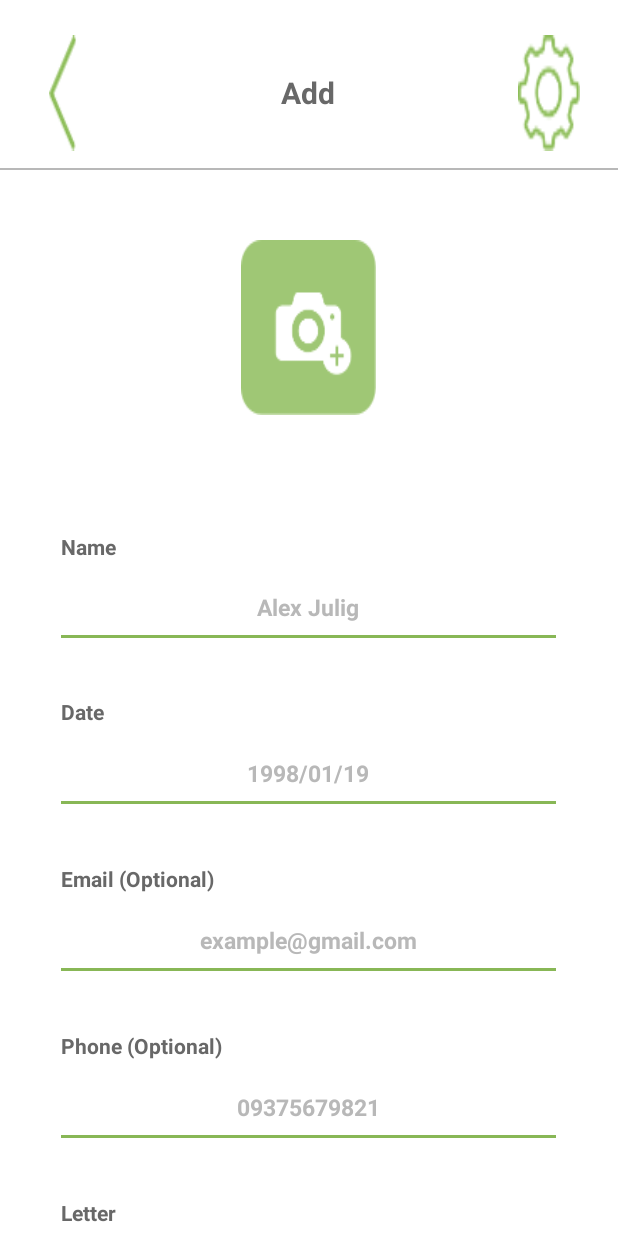
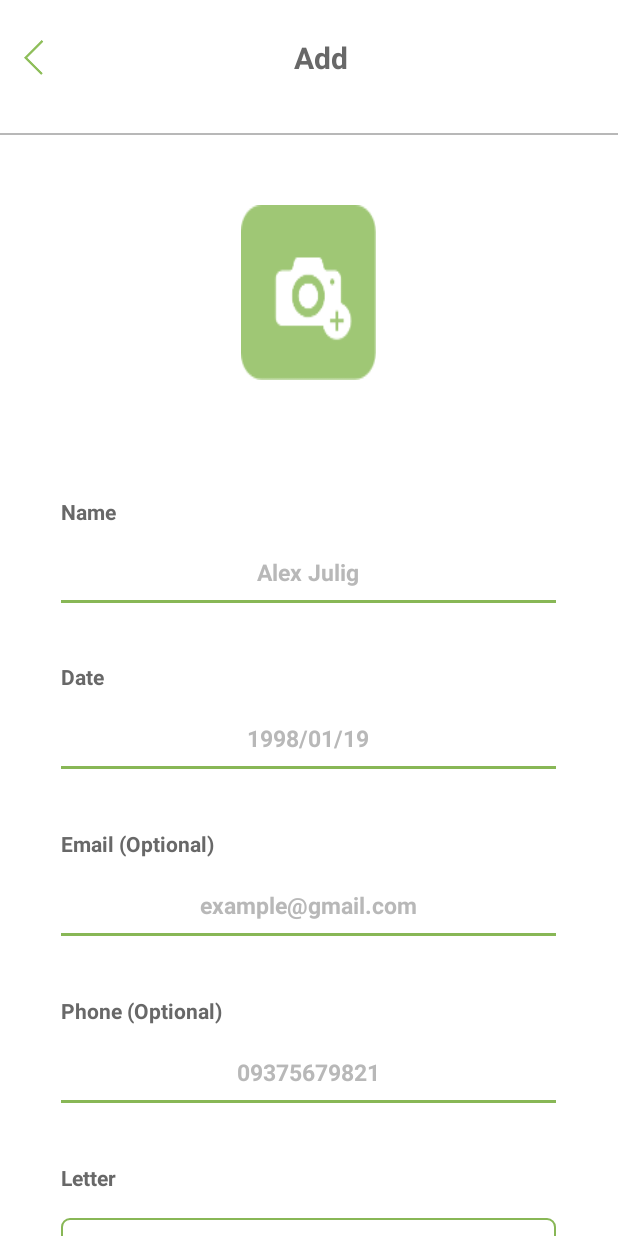
Before and after one commit to SeedS-Startup/SeedS_BirthdayReminder, an Android app: the AddBirthdayActivity screen opened directly, with no data from a screen before it, on a phone screen of 412 x 824 dp. Run offline under Robolectric (Android 15) with nearby library versions, the phone set to English and light mode, and no system bars.

Commit message:
mohammad - push - some fixes2

```diff
--- a/Android Application/app/src/main/java/com/seeds/seeds_birthdayreminder/Activity/AddBirthdayActivity.java
+++ b/Android Application/app/src/main/java/com/seeds/seeds_birthdayreminder/Activity/AddBirthdayActivity.java
@@ -29,10 +29,6 @@ public class AddBirthdayActivity extends AppCompatActivity {
         Helper.addBirthday_back.setOnClickListener(v -> {
             finish();
             startActivity(new Intent(AddBirthdayActivity.this, MainActivity.class));
-        });
-        Helper.addBirthday_setting.setOnClickListener(v -> {
-            finish();
-            startActivity(new Intent(AddBirthdayActivity.this, SettingActivity.class));
         });
         Helper.addBirthday_date.setOnClickListener(v -> {
 
@@ -77,8 +73,7 @@ public class AddBirthdayActivity extends AppCompatActivity {
         Helper.addBirthday_letter = findViewById(R.id.addBirthday_letter);
         Helper.addBirthday_age = findViewById(R.id.addBirthday_age);
         Helper.addBirthday_relation = findViewById(R.id.addBirthday_relation);
-        Helper.addBirthday_setting = findViewById(R.id.main_setting_icon);
-        Helper.addBirthday_back = findViewById(R.id.main_back_icon);
+        Helper.addBirthday_back = findViewById(R.id.addBirthday_back);
         Helper.addBirthday_saveBtn = findViewById(R.id.add_birthday_save);
     }
 }
--- a/Android Application/app/src/main/java/com/seeds/seeds_birthdayreminder/Fragment/CalendarFragment.java
+++ b/Android Application/app/src/main/java/com/seeds/seeds_birthdayreminder/Fragment/CalendarFragment.java
@@ -4,6 +4,7 @@ package com.seeds.seeds_birthdayreminder.Fragment;
 import android.os.Bundle;
 import android.support.v4.app.Fragment;
 import android.support.v7.widget.LinearLayoutManager;
+import android.util.Log;
 import android.view.LayoutInflater;
 import android.view.View;
 import android.view.ViewGroup;
@@ -29,6 +30,8 @@ public class CalendarFragment extends Fragment {
         Helper.mainActivity_leftIcon.setVisibility(View.INVISIBLE);
         Helper.mainActivity_centerText.setText("Calendar");
         tuneRecyclerView(view);
+        Helper.mainActivity_leftLayoutIcon.setImageResource(R.mipmap.birthday_grey);
+        Helper.mainActivity_rightLayoutIcon.setImageResource(R.mipmap.calendar_green);
         return view;
     }
 
--- a/Android Application/app/src/main/java/com/seeds/seeds_birthdayreminder/Fragment/ListFragment.java
+++ b/Android Application/app/src/main/java/com/seeds/seeds_birthdayreminder/Fragment/ListFragment.java
@@ -3,6 +3,7 @@ package com.seeds.seeds_birthdayreminder.Fragment;
 import android.os.Bundle;
 import android.support.v4.app.Fragment;
 import android.support.v7.widget.LinearLayoutManager;
+import android.util.Log;
 import android.view.LayoutInflater;
 import android.view.View;
 import android.view.ViewGroup;
@@ -26,6 +27,9 @@ public class ListFragment extends Fragment {
         Helper.mainActivity_leftIcon.setVisibility(View.INVISIBLE);
         Helper.mainActivity_centerText.setText("Up Coming");
         tuneRecyclerView(view);
+        Helper.mainActivity_leftLayoutIcon.setImageResource(R.mipmap.birthday_green);
+        Helper.mainActivity_rightLayoutIcon.setImageResource(R.mipmap.calendar_grey);
+
         return view;
     }
 
--- a/Android Application/app/src/main/java/com/seeds/seeds_birthdayreminder/Technical/Helper.java
+++ b/Android Application/app/src/main/java/com/seeds/seeds_birthdayreminder/Technical/Helper.java
@@ -3,6 +3,7 @@ package com.seeds.seeds_birthdayreminder.Technical;
 import android.support.design.widget.FloatingActionButton;
 import android.support.v7.widget.RecyclerView;
 import android.widget.EditText;
+import android.widget.ImageButton;
 import android.widget.ImageView;
 import android.widget.LinearLayout;
 import android.widget.TextView;
@@ -14,6 +15,9 @@ public class Helper {
     public static ImageView mainActivity_setting;
     public static ImageView mainActivity_leftIcon;
     public static TextView mainActivity_centerText;
+    public static ImageView mainActivity_rightLayoutIcon;
+    public static ImageView mainActivity_leftLayoutIcon;
+
 
     public static EditText addBirthday_name;
     public static TextView addBirthday_date;
@@ -22,7 +26,6 @@ public class Helper {
     public static EditText addBirthday_letter;
     public static EditText addBirthday_age;
     public static EditText addBirthday_relation;
-    public static ImageView addBirthday_setting;
     public static ImageView addBirthday_back;
     public static TextView addBirthday_saveBtn;
 
--- a/Android Application/app/src/main/res/layout/activity_add_birthday.xml
+++ b/Android Application/app/src/main/res/layout/activity_add_birthday.xml
@@ -1,50 +1,51 @@
 <?xml version="1.0" encoding="utf-8"?>
-<ScrollView xmlns:android="http://schemas.android.com/apk/res/android"
+<LinearLayout xmlns:android="http://schemas.android.com/apk/res/android"
     xmlns:app="http://schemas.android.com/apk/res-auto"
     xmlns:tools="http://schemas.android.com/tools"
-    android:scrollbars="vertical"
     android:layout_width="match_parent"
     android:layout_height="match_parent"
     android:fillViewport="true"
+    android:orientation="vertical"
+    android:scrollbars="vertical"
     tools:context=".Activity.AddBirthdayActivity">
 
+    <ScrollView
+        android:layout_width="match_parent"
+        android:layout_height="match_parent"
+        android:fillViewport="true"
+        android:scrollbars="vertical">
 
         <LinearLayout
             android:layout_width="match_parent"
             android:layout_height="match_parent"
             android:background="#ffffff"
             android:orientation="vertical"
-        android:weightSum="100"
-        >
+            android:weightSum="100">
 
-        <Space
-            android:layout_width="match_parent"
-            android:layout_height="0dp"
-            android:layout_weight="3" />
-
-        <LinearLayout
+            <android.support.v7.widget.Toolbar
                 android:layout_width="match_parent"
                 android:layout_height="0dp"
                 android:layout_weight="10"
                 android:orientation="horizontal"
                 android:weightSum="100">
 
-            <Space
-                android:layout_width="0dp"
-                android:layout_height="match_parent"
-                android:layout_weight="8" />
 
+                <android.support.design.widget.CoordinatorLayout
+                    android:layout_width="match_parent"
+                    android:layout_height="match_parent">
 
                     <ImageView
-
-                android:layout_width="0dp"
-                android:layout_height="match_parent"
+                        android:id="@+id/addBirthday_back"
+                        android:layout_width="wrap_content"
+                        android:layout_height="wrap_content"
+                        android:layout_gravity="start|center_vertical"
                         android:layout_weight="8"
-                android:background="@mipmap/back" />
+                        android:src="@mipmap/back" />
 
                     <TextView
-                android:layout_width="0dp"
+                        android:layout_width="wrap_content"
                         android:layout_height="match_parent"
+                        android:layout_gravity="center"
                         android:layout_weight="68"
                         android:gravity="center"
                         android:text="Add"
@@ -53,18 +54,15 @@
                         android:textStyle="bold" />
 
                     <ImageView
-                android:layout_width="0dp"
-                android:layout_height="match_parent"
-                android:layout_weight="10"
-                android:background="@mipmap/settings" />
+                        android:layout_width="wrap_content"
+                        android:layout_height="wrap_content"
+                        android:layout_gravity="end|center_vertical"
+                        android:src="@mipmap/settings"
+                        android:visibility="invisible" />
 
-            <Space
-                android:layout_width="0dp"
-                android:layout_height="match_parent"
-                android:layout_weight="8" />
+                </android.support.design.widget.CoordinatorLayout>
 
-
-        </LinearLayout>
+            </android.support.v7.widget.Toolbar>
 
             <Space
                 android:layout_width="match_parent"
@@ -138,6 +136,7 @@
                             android:layout_width="match_parent"
                             android:layout_height="0dp"
                             android:layout_weight="35"
+                            android:gravity="start"
                             android:text="Name"
                             android:textColor="@color/grey_c"
                             android:textSize="14sp"
@@ -401,16 +400,18 @@
                     android:id="@+id/addBirthday_age"
                     android:layout_width="0dp"
                     android:layout_height="match_parent"
-                android:hint="age"
-                android:layout_weight="1"/>
+                    android:layout_weight="1"
+                    android:hint="age" />
+
                 <EditText
                     android:id="@+id/addBirthday_relation"
                     android:layout_width="0dp"
                     android:layout_height="match_parent"
-                android:hint="relation"
-                android:layout_weight="1"/>
+                    android:layout_weight="1"
+                    android:hint="relation" />
 
             </LinearLayout>
+
             <LinearLayout
                 android:layout_width="match_parent"
                 android:layout_height="0dp"
@@ -428,5 +429,5 @@
                     android:textStyle="bold" />
             </LinearLayout>
         </LinearLayout>
-
     </ScrollView>
+</LinearLayout>
```
Also changed, not shown: Android Application/app/src/main/java/com/seeds/seeds_birthdayreminder/Management/MainActivity.java (+16 -21 lines), Android Application/app/src/main/res/layout/activity_main.xml (+57 -90 lines). Lines whose indentation alone changed are shown as unchanged.
